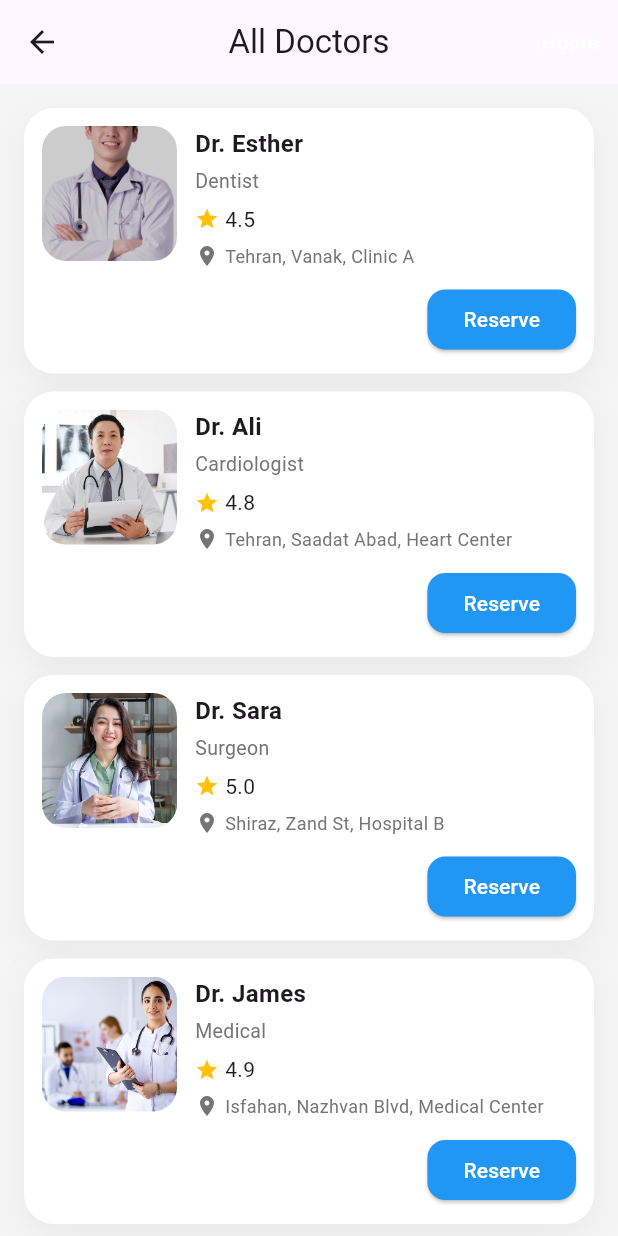
After one commit to ZahraSedighiDev/medical--health, a Flutter app: the SeeAllDoctorsPage screen opened directly, on a phone screen of 412 x 824 dp. The commit adds this screen. Run offline on Flutter 3.47's test engine with Material 3 defaults, Android fonts, the phone set to English and light mode, and no system bars; our stand-ins replace get, loading_animation_widget.

Commit message:
see all page was created

```diff
--- a/lib/features/homepage/view/home_auth_view.dart
+++ b/lib/features/homepage/view/home_auth_view.dart
@@ -6,6 +6,7 @@ import 'package:medical_health_title/core/widgets/primary_buttons.dart';
 import 'package:medical_health_title/features/fourthpage/fourthpage_view/fourthpage_view.dart';
 import 'package:medical_health_title/features/homepage/viewmodel/homepage_viewmodel.dart';
 import 'package:medical_health_title/features/secondpage/secondpage_view/secondpage_view.dart';
+import 'package:medical_health_title/features/secondpage/secondpage_view/see_all_doctors_page.dart';
 import 'package:medical_health_title/features/thirdpage/thirdpage_view/thirdpage_view.dart';
 import '../../../core/theme/app_icons.dart';
 import '../../../core/theme/app_textstyles.dart';
@@ -36,6 +37,8 @@ class HomepageState extends State<Homepage> {
               return const ThirdpageView();
             case 3 :
               return const FourthpageView();
+            case 4 :
+              return const SeeAllDoctorsPage();
             default:
               return const Homepage();
 
--- /dev/null
+++ b/lib/features/secondpage/secondpage_view/doctor_list_card.dart
@@ -0,0 +1,116 @@
+import 'package:flutter/material.dart';
+
+class DoctorListCard extends StatelessWidget {
+  final String name;
+  final String specialty;
+  final double rating;
+  final String imageUrl;
+  final String address;
+
+  const DoctorListCard({
+    super.key,
+    required this.name,
+    required this.specialty,
+    required this.rating,
+    required this.imageUrl,
+    required this.address,
+  });
+
+  @override
+  Widget build(BuildContext context) {
+    return Container(
+      padding: const EdgeInsets.all(12),
+      decoration: BoxDecoration(
+        color: Colors.white,
+        borderRadius: BorderRadius.circular(20),
+        boxShadow: [
+          BoxShadow(
+            color: Colors.black.withValues(alpha: 0.05),
+            blurRadius: 20,
+            offset: const Offset(0, 8),
+          ),
+        ],
+      ),
+      child: Row(
+        crossAxisAlignment: CrossAxisAlignment.start,
+        children: [
+          ClipRRect(
+            borderRadius: BorderRadius.circular(16),
+            child: Image.asset(
+              imageUrl,
+              width: 90,
+              height: 90,
+              fit: BoxFit.cover,
+            ),
+          ),
+          const SizedBox(width: 12),
+
+          Expanded(
+            child: Column(
+              crossAxisAlignment: CrossAxisAlignment.start,
+              children: [
+                Text(
+                  name,
+                  style: const TextStyle(
+                    fontSize: 16,
+                    fontWeight: FontWeight.bold,
+                  ),
+                ),
+                const SizedBox(height: 4),
+                Text(
+                  specialty,
+                  style: TextStyle(
+                    color: Colors.grey[600],
+                    fontSize: 13,
+                  ),
+                ),
+                const SizedBox(height: 6),
+                Row(
+                  children: [
+                    const Icon(Icons.star, color: Colors.amber, size: 16),
+                    const SizedBox(width: 4),
+                    Text("$rating"),
+                  ],
+                ),
+                const SizedBox(height: 6),
+                Row(
+                  children: [
+                    Icon(Icons.location_on, size: 16, color: Colors.grey[600]),
+                    const SizedBox(width: 4),
+                    Expanded(
+                      child: Text(
+                        address,
+                        style: TextStyle(
+                          color: Colors.grey[600],
+                          fontSize: 12,
+                        ),
+                        overflow: TextOverflow.ellipsis,
+                      ),
+                    ),
+                  ],
+                ),
+                const SizedBox(height: 10),
+                Align(
+                  alignment: Alignment.centerRight,
+                  child: ElevatedButton(
+                    onPressed: () {
+                      // رزرو دکتر
+                    },
+                    style: ElevatedButton.styleFrom(
+                      backgroundColor: Colors.blue,
+                      foregroundColor: Colors.white,
+                      shape: RoundedRectangleBorder(
+                        borderRadius: BorderRadius.circular(12),
+                      ),
+                    ),
+                    child: const Text("Reserve"),
+                  ),
+                ),
+              ],
+            ),
+          ),
+        ],
+      ),
+    );
+  }
+}
--- a/lib/features/secondpage/secondpage_view/secondpage_view.dart
+++ b/lib/features/secondpage/secondpage_view/secondpage_view.dart
@@ -1,8 +1,10 @@
 import 'package:flutter/material.dart';
 import 'package:get/get_core/src/get_main.dart';
 import 'package:get/get_instance/src/extension_instance.dart';
+import 'package:get/get_navigation/src/extension_navigation.dart';
 import 'package:medical_health_title/core/theme/app_textstyles.dart';
 import 'package:medical_health_title/features/secondpage/secondpage_view/header.dart';
+import 'package:medical_health_title/features/secondpage/secondpage_view/see_all_doctors_page.dart';
 
 import '../../../core/theme/app_icons.dart';
 import '../../homepage/viewmodel/homepage_viewmodel.dart';
@@ -27,6 +29,7 @@ class SecondpageViewState extends State<SecondpageView> {
 
   @override
   Widget build(BuildContext context) {
+    final medicalHealth = Get.find<HomepageViewmodel>();
     return Scaffold(
       body: SafeArea(
           child: Column(
@@ -45,7 +48,13 @@ class SecondpageViewState extends State<SecondpageView> {
                       ),
                       Align(
                         alignment: Alignment.centerRight,
-                        child: SeeAll(),
+                        child:TextButton(
+                          onPressed: () {
+                            medicalHealth.setPage(4);
+                          },
+                          child: const Text("See All" , style: TextStyle(fontSize: 15),),
+                        )
+                        ,
                       )
                     ],
                   ),
@@ -73,24 +82,3 @@ class SecondpageViewState extends State<SecondpageView> {
   }
 
 }
-class SeeAll extends StatefulWidget {
-  const SeeAll({super.key});
-
-  @override
-  State<SeeAll> createState() => SeeAllState();
-}
-class SeeAllState extends State<SeeAll> {
-  @override
-  Widget build(BuildContext context) {
-    final medicalHealth = Get.find<HomepageViewmodel>();
-    return GestureDetector(
-      onTap:(){
-        setState(() {
-          medicalHealth.setPage(4);
-        });
-      },
-      child:
-      Text("See All" , style: AppTextStyles.littleTitle,),
-    );
-  }
-}
--- /dev/null
+++ b/lib/features/secondpage/secondpage_view/see_all_doctors_page.dart
@@ -0,0 +1,85 @@
+import 'package:flutter/material.dart';
+import 'package:get/get.dart';
+import 'package:medical_health_title/core/theme/app_icons.dart';
+import '../../homepage/viewmodel/homepage_viewmodel.dart';
+import 'doctor_list_card.dart';
+
+class SeeAllDoctorsPage extends StatelessWidget {
+  const SeeAllDoctorsPage({super.key});
+
+  final List<Map<String, dynamic>> myDoctors = const [
+    {
+      "name": "Dr. Esther",
+      "specialty": "Dentist",
+      "rating": 4.5,
+      "image": AppIcons.doctor1,
+      "address": "Tehran, Vanak, Clinic A",
+    },
+    {
+      "name": "Dr. Ali",
+      "specialty": "Cardiologist",
+      "rating": 4.8,
+      "image":AppIcons.doctor2,
+      "address": "Tehran, Saadat Abad, Heart Center",
+    },
+    {
+      "name": "Dr. Sara",
+      "specialty": "Surgeon",
+      "rating": 5.0,
+      "image": AppIcons.doctor4,
+      "address": "Shiraz, Zand St, Hospital B",
+    },
+    {
+      "name": "Dr. James",
+      "specialty": "Medical",
+      "rating": 4.9,
+      "image": AppIcons.doctor3,
+      "address": "Isfahan, Nazhvan Blvd, Medical Center",
+    },
+  ];
+
+  @override
+  Widget build(BuildContext context) {
+    final medicalHealth = Get.find<HomepageViewmodel>();
+    return Scaffold(
+      backgroundColor: Colors.grey[100],
+      appBar: AppBar(
+        title: const Text("All Doctors"),
+        centerTitle: true,
+        leading: IconButton(
+          icon: const Icon(Icons.arrow_back),
+          onPressed: () {
+            medicalHealth.setPage(1);
+
+          },
+        ),
+        actions: [
+          TextButton(
+            onPressed: () {
+              Get.offAllNamed('/home'); // برگرد به Home و کل stack رو پاک کن
+            },
+            child: const Text(
+              "Home",
+              style: TextStyle(color: Colors.white),
+            ),
+          ),
+        ],
+      ),
+      body: ListView.separated(
+        padding: const EdgeInsets.all(16),
+        itemCount: myDoctors.length,
+        separatorBuilder: (context, index) => const SizedBox(height: 12),
+        itemBuilder: (context, index) {
+          final doctor = myDoctors[index];
+          return DoctorListCard(
+            name: doctor["name"],
+            specialty: doctor["specialty"],
+            rating: doctor["rating"],
+            imageUrl: doctor["image"],
+            address: doctor["address"],
+          );
+        },
+      ),
+    );
+  }
+}
```
